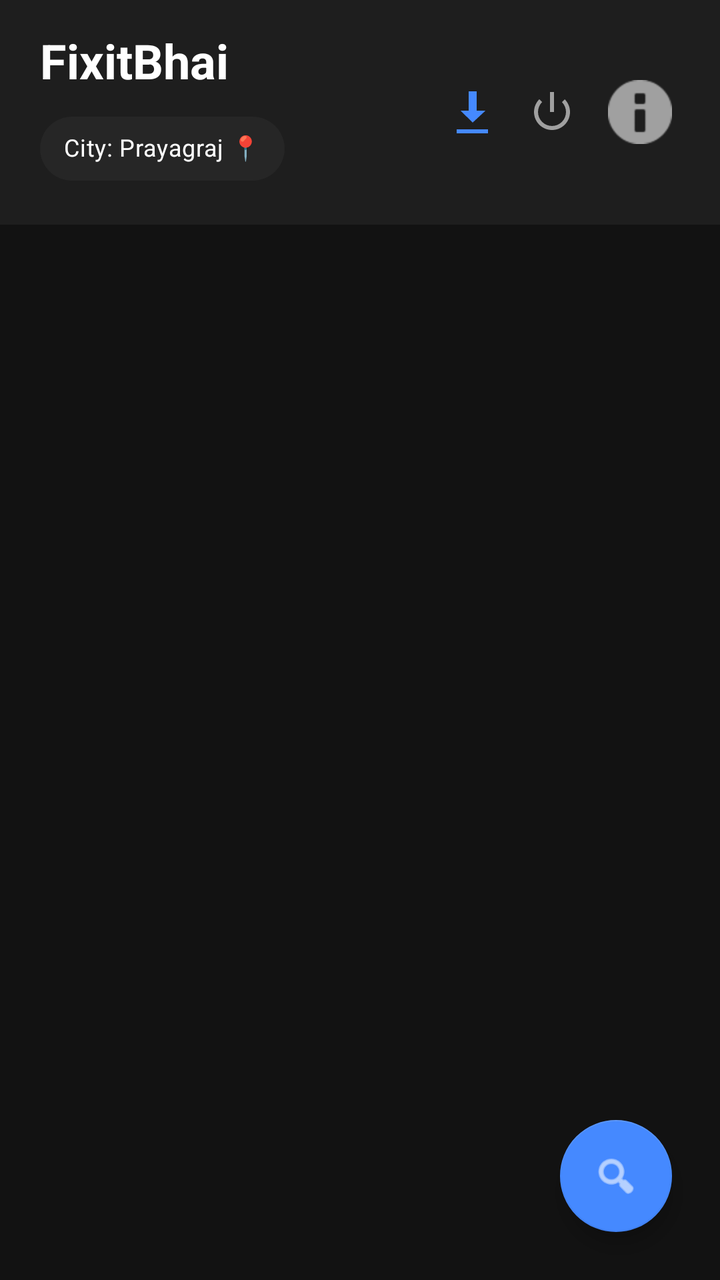
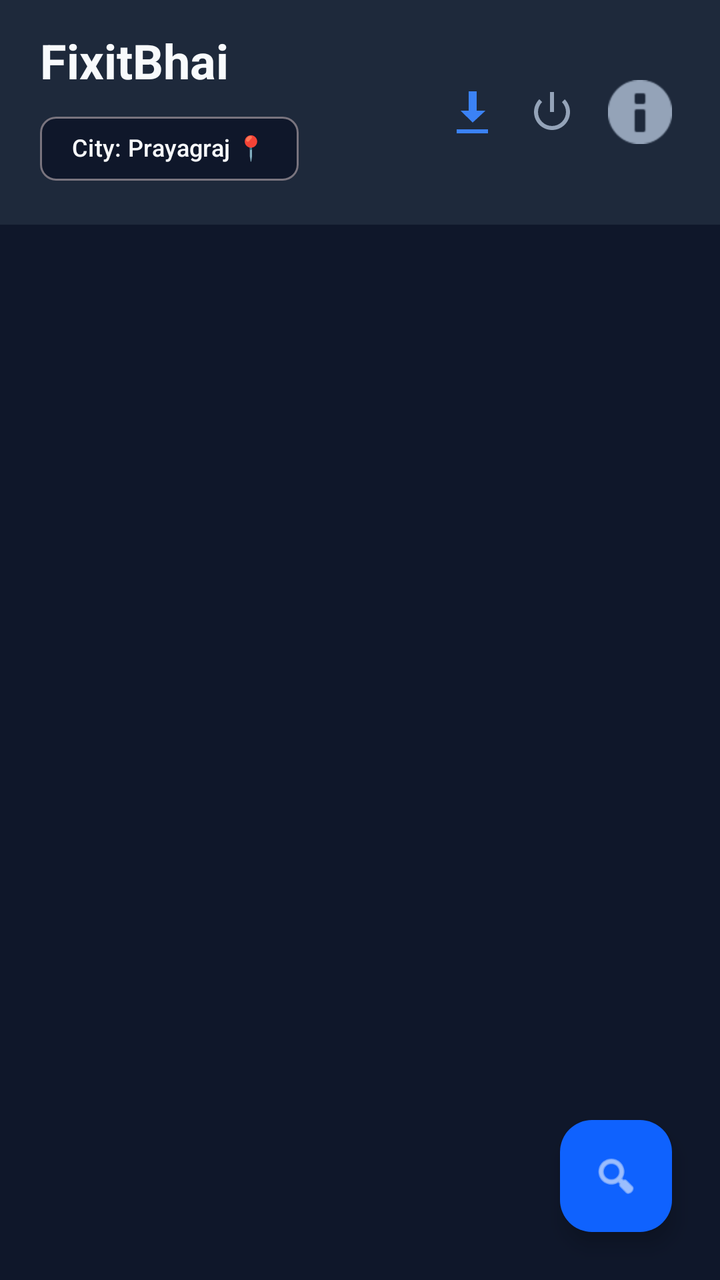

Screens rendered from an Android XML layout before and after an edit, with the pre-edit source and the edit as a unified diff.
<!-- AndroidManifest.xml: application theme Theme.FixitBhai -->
<!-- res/layout/activity_main.xml -->
<?xml version="1.0" encoding="utf-8"?>
<androidx.coordinatorlayout.widget.CoordinatorLayout xmlns:android="http://schemas.android.com/apk/res/android"
    xmlns:app="http://schemas.android.com/apk/res-auto"
    xmlns:tools="http://schemas.android.com/tools"
    android:layout_width="match_parent"
    android:layout_height="match_parent"
    android:background="#121212"
    tools:context=".MainActivity">

    
    <com.google.android.material.appbar.AppBarLayout
        android:layout_width="match_parent"
        android:layout_height="wrap_content"
        android:background="#1E1E1E"
        app:elevation="0dp">

        <RelativeLayout
            android:layout_width="match_parent"
            android:layout_height="wrap_content"
            android:paddingHorizontal="20dp"
            android:paddingVertical="14dp">

            <LinearLayout
                android:layout_width="wrap_content"
                android:layout_height="wrap_content"
                android:layout_alignParentStart="true"
                android:layout_centerVertical="true"
                android:orientation="vertical">

                <TextView
                    android:id="@+id/tvAppTitle"
                    android:layout_width="wrap_content"
                    android:layout_height="wrap_content"
                    android:text="FixitBhai"
                    android:textColor="#FFFFFF"
                    android:textSize="24sp"
                    android:textStyle="bold" />

                
                <com.google.android.material.chip.Chip
                    android:id="@+id/chipCitySelect"
                    android:layout_width="wrap_content"
                    android:layout_height="wrap_content"
                    android:layout_marginTop="4dp"
                    android:text="City: Prayagraj 📍"
                    android:textColor="#FFFFFF"
                    android:textSize="12sp"
                    app:chipBackgroundColor="#262626"
                    app:chipIconTint="#4589FF"
                    app:chipMinHeight="32dp"
                    app:strokeColor="#4589FF"
                    app:strokeWidth="1dp" />

            </LinearLayout>

            
            <LinearLayout
                android:layout_width="wrap_content"
                android:layout_height="wrap_content"
                android:layout_alignParentEnd="true"
                android:layout_centerVertical="true"
                android:gravity="center_vertical"
                android:orientation="horizontal">

                
                <ImageButton
                    android:id="@+id/btnCloudSync"
                    android:layout_width="40dp"
                    android:layout_height="40dp"
                    android:background="?attr/selectableItemBackgroundBorderless"
                    android:contentDescription="Cloud Picker"
                    android:padding="8dp"
                    android:src="@android:drawable/stat_sys_download_done"
                    app:tint="#4589FF" />

                
                <ImageButton
                    android:id="@+id/btnLogout"
                    android:layout_width="40dp"
                    android:layout_height="40dp"
                    android:layout_marginEnd="4dp"
                    android:background="?attr/selectableItemBackgroundBorderless"
                    android:contentDescription="Logout"
                    android:padding="8dp"
                    android:src="@android:drawable/ic_lock_power_off"
                    app:tint="#A0A0A0" />

                
                <ImageButton
                    android:id="@+id/btnAbout"
                    android:layout_width="40dp"
                    android:layout_height="40dp"
                    android:background="?attr/selectableItemBackgroundBorderless"
                    android:contentDescription="About Info"
                    android:padding="8dp"
                    android:src="@android:drawable/ic_dialog_info"
                    app:tint="#A0A0A0" />

            </LinearLayout>

        </RelativeLayout>
    </com.google.android.material.appbar.AppBarLayout>

    <androidx.core.widget.NestedScrollView
        android:layout_width="match_parent"
        android:layout_height="match_parent"
        app:layout_behavior="@string/appbar_scrolling_view_behavior">

        <LinearLayout
            android:layout_width="match_parent"
            android:layout_height="wrap_content"
            android:orientation="vertical"
            android:padding="16dp">

            
            <HorizontalScrollView
                android:layout_width="match_parent"
                android:layout_height="wrap_content"
                android:scrollbars="none">

                <com.google.android.material.chip.ChipGroup
                    android:id="@+id/chipGroupCategories"
                    android:layout_width="wrap_content"
                    android:layout_height="wrap_content"
                    app:singleLine="true"
                    app:singleSelection="true" />
            </HorizontalScrollView>

            <FrameLayout
                android:layout_width="match_parent"
                android:layout_height="wrap_content"
                android:layout_marginTop="8dp">

                <androidx.recyclerview.widget.RecyclerView
                    android:id="@+id/recyclerViewContacts"
                    android:layout_width="match_parent"
                    android:layout_height="wrap_content"
                    android:nestedScrollingEnabled="false" />

                <ProgressBar
                    android:id="@+id/progressBar"
                    android:layout_width="wrap_content"
                    android:layout_height="wrap_content"
                    android:layout_gravity="center"
                    android:layout_marginTop="32dp"
                    android:visibility="gone" />

                <LinearLayout
                    android:id="@+id/emptyStateLayout"
                    android:layout_width="match_parent"
                    android:layout_height="wrap_content"
                    android:gravity="center"
                    android:orientation="vertical"
                    android:paddingVertical="48dp"
                    android:visibility="gone">

                    <TextView
                        android:layout_width="wrap_content"
                        android:layout_height="wrap_content"
                        android:text="No Contacts Found 🔍"
                        android:textColor="#FFFFFF"
                        android:textSize="18sp"
                        android:textStyle="bold" />

                    <TextView
                        android:layout_width="wrap_content"
                        android:layout_height="wrap_content"
                        android:layout_marginTop="4dp"
                        android:text="Tap the cloud icon above or scan for contacts."
                        android:textColor="#A0A0A0"
                        android:textSize="14sp" />
                </LinearLayout>
            </FrameLayout>

        </LinearLayout>
    </androidx.core.widget.NestedScrollView>

    <com.google.android.material.floatingactionbutton.FloatingActionButton
        android:id="@+id/btnSearch"
        android:layout_width="wrap_content"
        android:layout_height="wrap_content"
        android:layout_gravity="bottom|end"
        android:layout_margin="24dp"
        android:contentDescription="Search &amp; Sync"
        android:src="@android:drawable/ic_menu_search"
        app:backgroundTint="#4589FF"
        app:tint="#FFFFFF" />

</androidx.coordinatorlayout.widget.CoordinatorLayout>
<!-- resources referenced by this layout -->
<resources>
  <style name="Theme.FixitBhai" parent="Theme.MaterialComponents.DayNight.NoActionBar">
          
          <item name="colorPrimary">#0F62FE</item>
          <item name="colorPrimaryVariant">#0043CE</item>
          <item name="colorOnPrimary">#FFFFFF</item>
  
          
          <item name="colorSecondary">#4589FF</item>
          <item name="colorSecondaryVariant">#002D9C</item>
          <item name="colorOnSecondary">#FFFFFF</item>
  
          
          <item name="android:windowBackground">#121212</item>
          <item name="colorSurface">#1E1E1E</item>
          <item name="colorOnSurface">#FFFFFF</item>
  
          
          <item name="android:statusBarColor">#121212</item>
          <item name="android:navigationBarColor">#121212</item>
      </style>
</resources>

<!-- the commit's change to res/layout/activity_main.xml (unified diff, before → after) -->
@@ -4,14 +4,14 @@
     xmlns:tools="http://schemas.android.com/tools"
     android:layout_width="match_parent"
     android:layout_height="match_parent"
-    android:background="#121212"
+    android:background="@color/bg_dark"
     tools:context=".MainActivity">
 
     
     <com.google.android.material.appbar.AppBarLayout
         android:layout_width="match_parent"
         android:layout_height="wrap_content"
-        android:background="#1E1E1E"
+        android:background="@color/surface_dark"
         app:elevation="0dp">
 
         <RelativeLayout
@@ -32,7 +32,7 @@
                     android:layout_width="wrap_content"
                     android:layout_height="wrap_content"
                     android:text="FixitBhai"
-                    android:textColor="#FFFFFF"
+                    android:textColor="@color/text_primary"
                     android:textSize="24sp"
                     android:textStyle="bold" />
 
@@ -43,12 +43,12 @@
                     android:layout_height="wrap_content"
                     android:layout_marginTop="4dp"
                     android:text="City: Prayagraj 📍"
-                    android:textColor="#FFFFFF"
+                    android:textColor="@color/text_primary"
                     android:textSize="12sp"
-                    app:chipBackgroundColor="#262626"
-                    app:chipIconTint="#4589FF"
+                    app:chipBackgroundColor="@color/bg_dark"
+                    app:chipIconTint="@color/accent_blue"
                     app:chipMinHeight="32dp"
-                    app:strokeColor="#4589FF"
+                    app:strokeColor="@color/accent_blue"
                     app:strokeWidth="1dp" />
 
             </LinearLayout>
@@ -68,10 +68,10 @@
                     android:layout_width="40dp"
                     android:layout_height="40dp"
                     android:background="?attr/selectableItemBackgroundBorderless"
-                    android:contentDescription="Cloud Picker"
+                    android:contentDescription="Cloud Import"
                     android:padding="8dp"
                     android:src="@android:drawable/stat_sys_download_done"
-                    app:tint="#4589FF" />
+                    app:tint="@color/accent_blue" />
 
                 
                 <ImageButton
@@ -83,7 +83,7 @@
                     android:contentDescription="Logout"
                     android:padding="8dp"
                     android:src="@android:drawable/ic_lock_power_off"
-                    app:tint="#A0A0A0" />
+                    app:tint="@color/text_secondary" />
 
                 
                 <ImageButton
@@ -94,7 +94,7 @@
                     android:contentDescription="About Info"
                     android:padding="8dp"
                     android:src="@android:drawable/ic_dialog_info"
-                    app:tint="#A0A0A0" />
+                    app:tint="@color/text_secondary" />
 
             </LinearLayout>
 
@@ -110,12 +110,13 @@
             android:layout_width="match_parent"
             android:layout_height="wrap_content"
             android:orientation="vertical"
-            android:padding="16dp">
+            android:paddingVertical="12dp">
 
             
             <HorizontalScrollView
                 android:layout_width="match_parent"
                 android:layout_height="wrap_content"
+                android:paddingHorizontal="12dp"
                 android:scrollbars="none">
 
                 <com.google.android.material.chip.ChipGroup
@@ -151,23 +152,23 @@
                     android:layout_height="wrap_content"
                     android:gravity="center"
                     android:orientation="vertical"
-                    android:paddingVertical="48dp"
+                    android:paddingVertical="64dp"
                     android:visibility="gone">
 
                     <TextView
                         android:layout_width="wrap_content"
                         android:layout_height="wrap_content"
                         android:text="No Contacts Found 🔍"
-                        android:textColor="#FFFFFF"
+                        android:textColor="@color/text_primary"
                         android:textSize="18sp"
                         android:textStyle="bold" />
 
                     <TextView
                         android:layout_width="wrap_content"
                         android:layout_height="wrap_content"
-                        android:layout_marginTop="4dp"
-                        android:text="Tap the cloud icon above or scan for contacts."
-                        android:textColor="#A0A0A0"
+                        android:layout_marginTop="6dp"
+                        android:text="Tap the cloud icon above or search to scan contacts."
+                        android:textColor="@color/text_secondary"
                         android:textSize="14sp" />
                 </LinearLayout>
             </FrameLayout>
@@ -183,7 +184,7 @@
         android:layout_margin="24dp"
         android:contentDescription="Search &amp; Sync"
         android:src="@android:drawable/ic_menu_search"
-        app:backgroundTint="#4589FF"
-        app:tint="#FFFFFF" />
+        app:backgroundTint="@color/primary_blue"
+        app:tint="@color/text_primary" />
 
 </androidx.coordinatorlayout.widget.CoordinatorLayout>
<!-- resource entries referenced after the edit -->
@@ -1,24 +1,43 @@
 <!-- resources referenced by this layout -->
 <resources>
-  <style name="Theme.FixitBhai" parent="Theme.MaterialComponents.DayNight.NoActionBar">
+  <color name="accent_blue">#3B82F6</color>
+  <color name="bg_dark">#0F172A</color>
+  <color name="primary_blue">#0F62FE</color>
+  <color name="surface_dark">#1E293B</color>
+  <color name="text_primary">#F8FAFC</color>
+  <color name="text_secondary">#94A3B8</color>
+  <style name="Theme.FixitBhai" parent="Theme.Material3.DayNight.NoActionBar">
           
-          <item name="colorPrimary">#0F62FE</item>
-          <item name="colorPrimaryVariant">#0043CE</item>
-          <item name="colorOnPrimary">#FFFFFF</item>
+          <item name="colorPrimary">@color/primary_blue</item>
+          <item name="colorOnPrimary">@color/text_primary</item>
+          <item name="colorPrimaryContainer">@color/surface_variant</item>
+          <item name="colorOnPrimaryContainer">@color/text_primary</item>
   
           
-          <item name="colorSecondary">#4589FF</item>
-          <item name="colorSecondaryVariant">#002D9C</item>
-          <item name="colorOnSecondary">#FFFFFF</item>
+          <item name="colorSecondary">@color/accent_blue</item>
+          <item name="colorOnSecondary">@color/text_primary</item>
   
           
-          <item name="android:windowBackground">#121212</item>
-          <item name="colorSurface">#1E1E1E</item>
-          <item name="colorOnSurface">#FFFFFF</item>
+          <item name="android:windowBackground">@color/bg_dark</item>
+          <item name="colorSurface">@color/surface_dark</item>
+          <item name="colorOnSurface">@color/text_primary</item>
+          <item name="colorSurfaceVariant">@color/surface_variant</item>
+          <item name="colorOnSurfaceVariant">@color/text_secondary</item>
   
           
-          <item name="android:statusBarColor">#121212</item>
-          <item name="android:navigationBarColor">#121212</item>
+          <item name="android:statusBarColor">@color/bg_dark</item>
+          <item name="android:navigationBarColor">@color/bg_dark</item>
+  
+          
+          <item name="materialCardViewStyle">@style/SleekCardStyle</item>
+      </style>
+  <color name="surface_variant">#334155</color>
+  <style name="SleekCardStyle" parent="Widget.Material3.CardView.Filled">
+          <item name="cardBackgroundColor">@color/surface_dark</item>
+          <item name="cardCornerRadius">16dp</item>
+  
+          <item name="strokeColor">#1E293B</item>
+          <item name="strokeWidth">1dp</item>
       </style>
 </resources>
 
